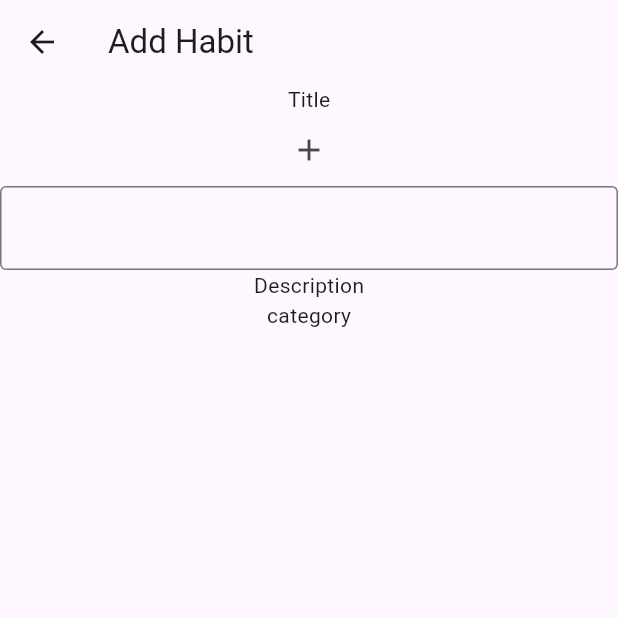
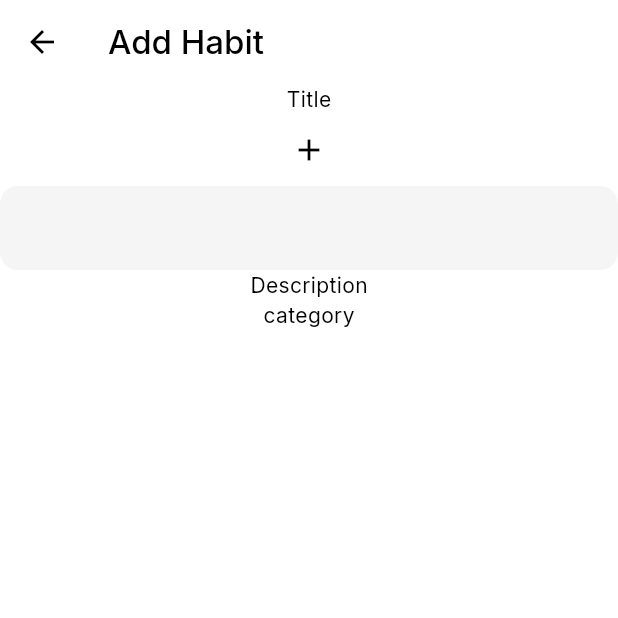
Before and after one commit to broisnischal/loop, a Flutter app: the AddHabit screen opened by its route, on a phone screen of 412 x 824 dp, the top half of it. Run offline on Flutter 3.47's test engine with Material 3 defaults, Android fonts, the phone set to English and light mode, and no system bars; our stand-ins replace auto_route, bloc, dio, equatable, flutter_bloc, flutter_screenutil and 4 more; missing offline and left inert: flutter_displaymode; generated files the repository leaves out were written again.

Commit message:
feat:exp

```diff
--- a/lib/core/themes/theme.dart
+++ b/lib/core/themes/theme.dart
@@ -31,17 +31,12 @@
       brightness: Brightness.light,
       colorScheme: const ColorScheme.light(
         primary: Colors.black, // Pure black
-        onPrimary: Colors.white, // Pure white
         secondary: Color(0xFF424242), // Dark grey
         onSecondary: Colors.white, // Pure white
         tertiary: Color(0xFF757575), // Medium grey
         onTertiary: Colors.white, // Pure white
         error: Color(0xFFE53935), // Red (one of the few colors)
-        onError: Colors.white, // Pure white
-        background: Colors.white, // Pure white
-        onBackground: Colors.black, // Pure black
-        surface: Colors.white, // Pure white
-        onSurface: Colors.black, // Pure black
+        surfaceBright: Colors.white, // Pure black
         outline: Color(0xFFE0E0E0), // Very light grey
       ),
       scaffoldBackgroundColor: Colors.white,
@@ -62,7 +57,7 @@
       outlinedButtonTheme: OutlinedButtonThemeData(
         style: OutlinedButton.styleFrom(
           foregroundColor: Colors.black,
-          side: const BorderSide(color: Colors.black, width: 1.5),
+          side: const BorderSide(width: 1.5),
           padding: const EdgeInsets.symmetric(vertical: 16, horizontal: 24),
           shape: RoundedRectangleBorder(borderRadius: BorderRadius.circular(12)),
         ),
@@ -92,7 +87,7 @@
         ),
         focusedBorder: OutlineInputBorder(
           borderRadius: BorderRadius.circular(12),
-          borderSide: const BorderSide(color: Colors.black, width: 1.5),
+          borderSide: const BorderSide(width: 1.5),
         ),
         errorBorder: OutlineInputBorder(
           borderRadius: BorderRadius.circular(12),
@@ -136,91 +131,91 @@
       ),
       textTheme: TextTheme(
         displayLarge: GoogleFonts.inter(
-          fontSize: 57.0,
+          fontSize: 57,
           fontWeight: FontWeight.w300,
           letterSpacing: -0.5,
           color: Colors.black,
         ),
         displayMedium: GoogleFonts.inter(
-          fontSize: 45.0,
+          fontSize: 45,
           fontWeight: FontWeight.w300,
           letterSpacing: -0.5,
           color: Colors.black,
         ),
         displaySmall: GoogleFonts.inter(
-          fontSize: 36.0,
+          fontSize: 36,
           fontWeight: FontWeight.w300,
           letterSpacing: -0.5,
           color: Colors.black,
         ),
         headlineLarge: GoogleFonts.inter(
-          fontSize: 32.0,
+          fontSize: 32,
           fontWeight: FontWeight.w400,
           letterSpacing: -0.5,
           color: Colors.black,
         ),
         headlineMedium: GoogleFonts.inter(
-          fontSize: 28.0,
+          fontSize: 28,
           fontWeight: FontWeight.w400,
           letterSpacing: -0.25,
           color: Colors.black,
         ),
         headlineSmall: GoogleFonts.inter(
-          fontSize: 24.0,
+          fontSize: 24,
           fontWeight: FontWeight.w400,
           letterSpacing: 0,
           color: Colors.black,
         ),
         titleLarge: GoogleFonts.inter(
-          fontSize: 22.0,
+          fontSize: 22,
           fontWeight: FontWeight.w500,
           letterSpacing: 0,
           color: Colors.black,
         ),
         titleMedium: GoogleFonts.inter(
-          fontSize: 18.0,
+          fontSize: 18,
           fontWeight: FontWeight.w500,
           letterSpacing: 0.15,
           color: Colors.black,
         ),
         titleSmall: GoogleFonts.inter(
-          fontSize: 16.0,
+          fontSize: 16,
           fontWeight: FontWeight.w500,
           letterSpacing: 0.1,
           color: Colors.black,
         ),
         labelLarge: GoogleFonts.inter(
-          fontSize: 16.0,
+          fontSize: 16,
           fontWeight: FontWeight.w500,
           letterSpacing: 0.1,
           color: Colors.black,
         ),
         labelMedium: GoogleFonts.inter(
-          fontSize: 14.0,
+          fontSize: 14,
           fontWeight: FontWeight.w500,
           letterSpacing: 0.5,
           color: Colors.black,
         ),
         labelSmall: GoogleFonts.inter(
-          fontSize: 12.0,
+          fontSize: 12,
           fontWeight: FontWeight.w500,
           letterSpacing: 0.5,
           color: Colors.black,
         ),
         bodyLarge: GoogleFonts.inter(
-          fontSize: 16.0,
+          fontSize: 16,
           fontWeight: FontWeight.w400,
           letterSpacing: 0.5,
           color: Colors.black,
         ),
         bodyMedium: GoogleFonts.inter(
-          fontSize: 14.0,
+          fontSize: 14,
           fontWeight: FontWeight.w400,
           letterSpacing: 0.25,
           color: Colors.black,
         ),
         bodySmall: GoogleFonts.inter(
-          fontSize: 12.0,
+          fontSize: 12,
           fontWeight: FontWeight.w400,
           letterSpacing: 0.4,
           color: Colors.black,
@@ -240,15 +235,15 @@
         valueIndicatorTextStyle: const TextStyle(color: Colors.white),
       ),
       checkboxTheme: CheckboxThemeData(
-        fillColor: MaterialStateProperty.resolveWith<Color>(
-          (Set<MaterialState> states) {
-            if (states.contains(MaterialState.selected)) {
+        fillColor: WidgetStateProperty.resolveWith<Color>(
+          (Set<WidgetState> states) {
+            if (states.contains(WidgetState.selected)) {
               return Colors.black;
             }
             return Colors.transparent;
           },
         ),
-        checkColor: MaterialStateProperty.all(Colors.white),
+        checkColor: WidgetStateProperty.all(Colors.white),
         shape: RoundedRectangleBorder(borderRadius: BorderRadius.circular(4)),
         side: const BorderSide(color: Color(0xFF757575), width: 1.5),
       ),
@@ -260,28 +255,23 @@
       brightness: Brightness.dark,
       colorScheme: const ColorScheme.dark(
         primary: Colors.white, // Pure white
-        onPrimary: Colors.black, // Pure black
         secondary: Color(0xFFE0E0E0), // Light grey
-        onSecondary: Colors.black, // Pure black
         tertiary: Color(0xFFBDBDBD), // Medium grey
         onTertiary: Colors.black, // Pure black
         error: Color(0xFFEF9A9A), // Light red
-        onError: Colors.black, // Pure black
-        background: Colors.black, // Pure black
-        onBackground: Colors.white, // Pure white
-        surface: Color(0xFF121212), // Very dark grey
-        onSurface: Colors.white, // Pure white
+        surface: Colors.black, // Pure white
         outline: Color(0xFF424242), // Dark grey
       ),
       scaffoldBackgroundColor: Colors.black,
-      appBarTheme: AppBarTheme(
+      appBarTheme: const AppBarTheme(
         backgroundColor: Colors.black,
         foregroundColor: Colors.white,
         elevation: 0,
         titleTextStyle: TextStyle(
           color: Colors.white,
           fontWeight: FontWeight.bold,
-          )),
+        ),
+      ),
       elevatedButtonTheme: ElevatedButtonThemeData(
         style: ElevatedButton.styleFrom(
           backgroundColor: Colors.white,
@@ -368,91 +358,91 @@
       ),
       textTheme: TextTheme(
         displayLarge: GoogleFonts.inter(
-          fontSize: 57.0,
+          fontSize: 57,
           fontWeight: FontWeight.w300,
           letterSpacing: -0.5,
           color: Colors.white,
         ),
         displayMedium: GoogleFonts.inter(
-          fontSize: 45.0,
+          fontSize: 45,
           fontWeight: FontWeight.w300,
           letterSpacing: -0.5,
           color: Colors.white,
         ),
         displaySmall: GoogleFonts.inter(
-          fontSize: 36.0,
+          fontSize: 36,
           fontWeight: FontWeight.w300,
           letterSpacing: -0.5,
           color: Colors.white,
         ),
         headlineLarge: GoogleFonts.inter(
-          fontSize: 32.0,
+          fontSize: 32,
           fontWeight: FontWeight.w400,
           letterSpacing: -0.5,
           color: Colors.white,
         ),
         headlineMedium: GoogleFonts.inter(
-          fontSize: 28.0,
+          fontSize: 28,
           fontWeight: FontWeight.w400,
           letterSpacing: -0.25,
           color: Colors.white,
         ),
         headlineSmall: GoogleFonts.inter(
-          fontSize: 24.0,
+          fontSize: 24,
           fontWeight: FontWeight.w400,
           letterSpacing: 0,
           color: Colors.white,
         ),
         titleLarge: GoogleFonts.inter(
-          fontSize: 22.0,
+          fontSize: 22,
           fontWeight: FontWeight.w500,
           letterSpacing: 0,
           color: Colors.white,
         ),
         titleMedium: GoogleFonts.inter(
-          fontSize: 18.0,
+          fontSize: 18,
           fontWeight: FontWeight.w500,
           letterSpacing: 0.15,
           color: Colors.white,
         ),
         titleSmall: GoogleFonts.inter(
-          fontSize: 16.0,
+          fontSize: 16,
           fontWeight: FontWeight.w500,
           letterSpacing: 0.1,
           color: Colors.white,
         ),
         labelLarge: GoogleFonts.inter(
-          fontSize: 16.0,
+          fontSize: 16,
           fontWeight: FontWeight.w500,
           letterSpacing: 0.1,
           color: Colors.white,
         ),
         labelMedium: GoogleFonts.inter(
-          fontSize: 14.0,
+          fontSize: 14,
           fontWeight: FontWeight.w500,
           letterSpacing: 0.5,
           color: Colors.white,
         ),
         labelSmall: GoogleFonts.inter(
-          fontSize: 12.0,
+          fontSize: 12,
           fontWeight: FontWeight.w500,
           letterSpacing: 0.5,
           color: Colors.white,
         ),
         bodyLarge: GoogleFonts.inter(
-          fontSize: 16.0,
+          fontSize: 16,
           fontWeight: FontWeight.w400,
           letterSpacing: 0.5,
           color: Colors.white,
         ),
         bodyMedium: GoogleFonts.inter(
-          fontSize: 14.0,
+          fontSize: 14,
           fontWeight: FontWeight.w400,
           letterSpacing: 0.25,
           color: Colors.white,
         ),
         bodySmall: GoogleFonts.inter(
-          fontSize: 12.0,
+          fontSize: 12,
           fontWeight: FontWeight.w400,
           letterSpacing: 0.4,
           color: Colors.white,
@@ -472,15 +462,15 @@
         valueIndicatorTextStyle: const TextStyle(color: Colors.black),
       ),
       checkboxTheme: CheckboxThemeData(
-        fillColor: MaterialStateProperty.resolveWith<Color>(
-          (Set<MaterialState> states) {
-            if (states.contains(MaterialState.selected)) {
+        fillColor: WidgetStateProperty.resolveWith<Color>(
+          (Set<WidgetState> states) {
+            if (states.contains(WidgetState.selected)) {
               return Colors.white;
             }
             return Colors.transparent;
           },
         ),
-        checkColor: MaterialStateProperty.all(Colors.black),
+        checkColor: WidgetStateProperty.all(Colors.black),
         shape: RoundedRectangleBorder(borderRadius: BorderRadius.circular(4)),
         side: const BorderSide(color: Color(0xFFBDBDBD), width: 1.5),
       ),
@@ -489,12 +479,8 @@
 enum AppThemeType { light, dark, pastel, oledDark }
 
 final appThemeData = {
-  AppThemeType.light: ThemeData.light().copyWith(
-      // colorScheme: ColorScheme.light(primary: Colors.blue),
-      ),
-  AppThemeType.dark: ThemeData.dark().copyWith(
-      // colorScheme: ColorScheme.dark(primary: Colors.deepPurple),
-      ),
+  AppThemeType.light: lightTheme,
+  AppThemeType.dark: darkTheme,
   AppThemeType.pastel: ThemeData(
     brightness: Brightness.light,
     colorScheme: ColorScheme.light(
--- a/lib/features/index/presentation/screens/home.dart
+++ b/lib/features/index/presentation/screens/home.dart
@@ -288,7 +288,7 @@
             bottom: TabBar(
               enableFeedback: true,
               automaticIndicatorColorAdjustment: false,
-              indicatorColor: Theme.of(context).colorScheme.primary,
+              indicatorColor: Theme.of(context).colorScheme.secondary,
               dividerHeight: 0,
               indicator: UnderlineTabIndicator(
                 borderSide: BorderSide(
```
Lines whose indentation alone changed are shown as unchanged.
